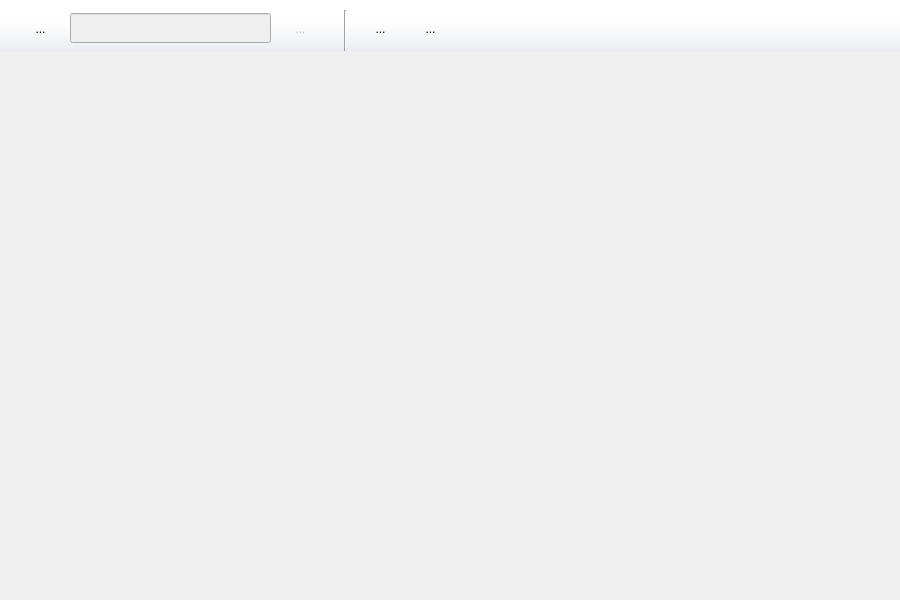
The window that DrillPluginInformationReader/Source/MainModule/drillplugininformationreader.ui (DrillUp/DrillPluginInformationReader) describes before a commit, drawn with Qt 5.
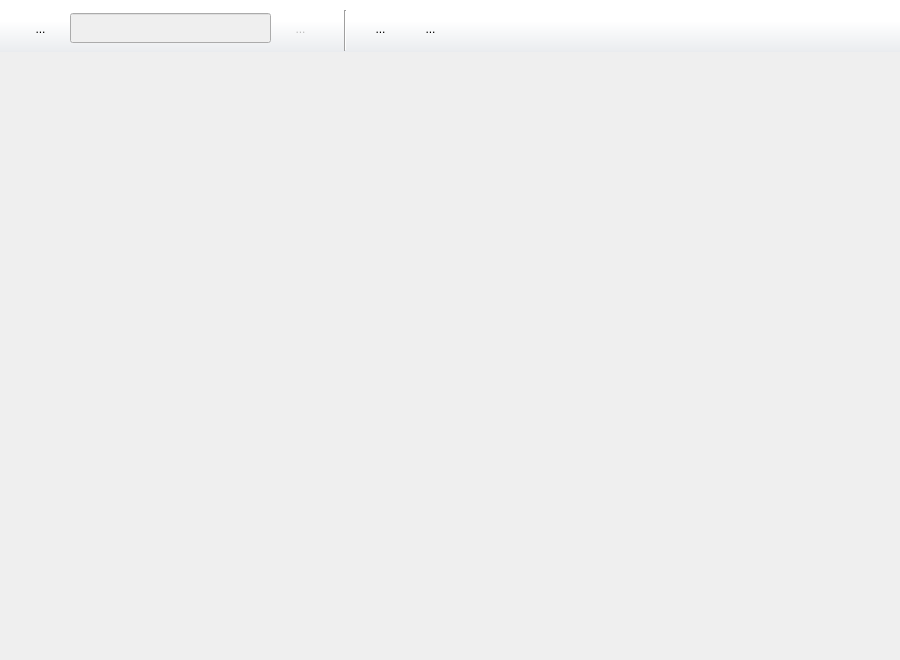
The same window after the commit. Icons and pictures are not drawn.

```diff
--- a/DrillPluginInformationReader/Source/MainModule/drillplugininformationreader.ui
+++ b/DrillPluginInformationReader/Source/MainModule/drillplugininformationreader.ui
@@ -7,7 +7,7 @@
     <x>0</x>
     <y>0</y>
     <width>900</width>
-    <height>600</height>
+    <height>660</height>
    </rect>
   </property>
   <property name="windowTitle">
```
